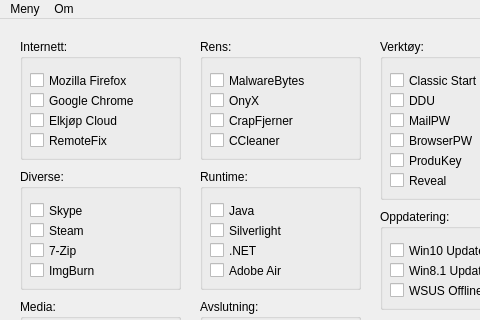
sirasjad/KompisUSB, file kompis.ui: the form before one commit; both pictures show x 0 to 480 and y 0 to 320 of the 740 by 758 pixel window.
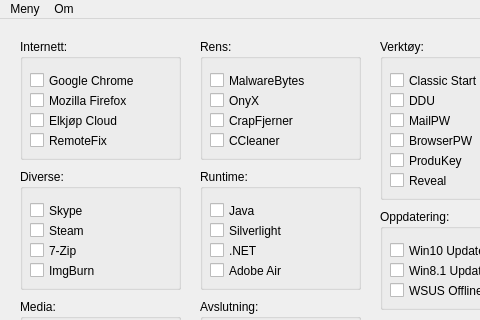
The form after the commit. Icons and pictures are not drawn.

Diff of the .ui file:
```diff
--- a/kompis.ui
+++ b/kompis.ui
@@ -478,7 +478,7 @@
      <property name="geometry">
       <rect>
        <x>10</x>
-       <y>30</y>
+       <y>50</y>
        <width>121</width>
        <height>23</height>
       </rect>
@@ -491,7 +491,7 @@
      <property name="geometry">
       <rect>
        <x>10</x>
-       <y>50</y>
+       <y>30</y>
        <width>131</width>
        <height>23</height>
       </rect>
```
